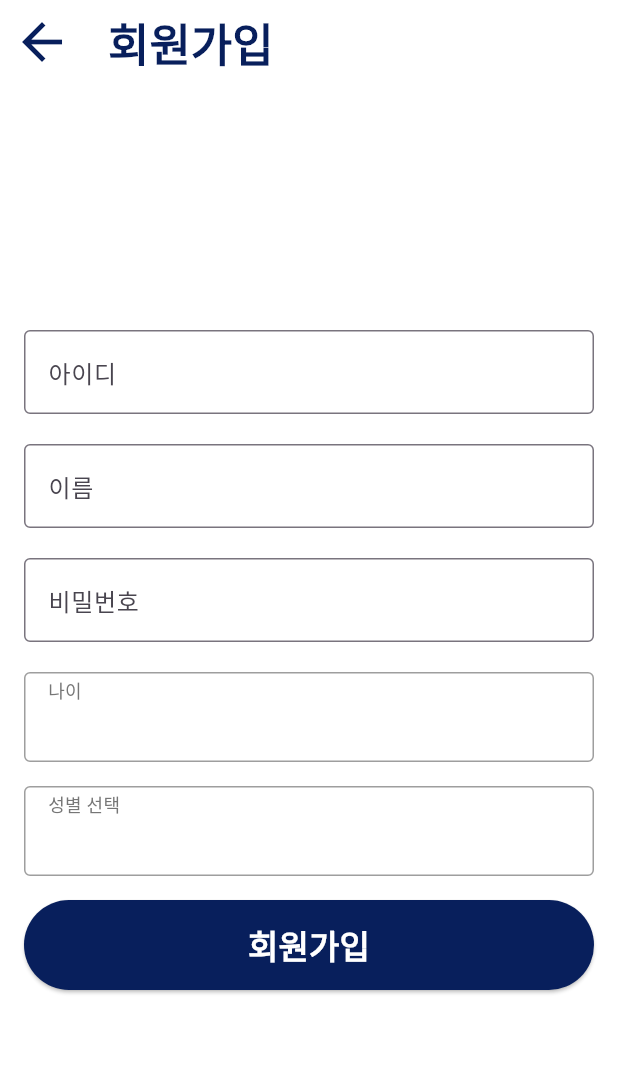
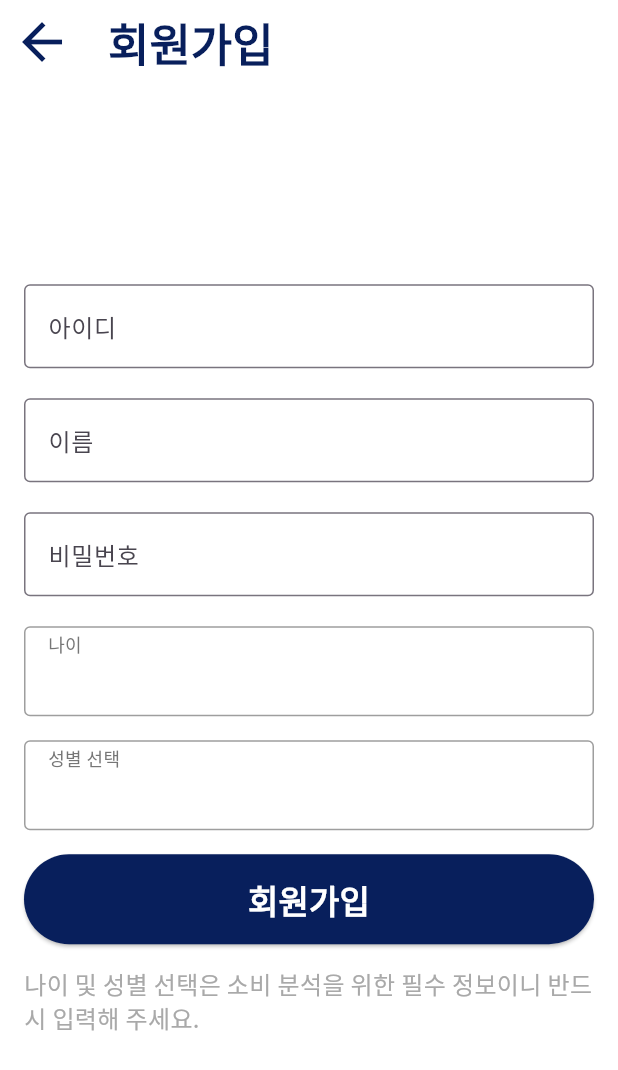
Before and after one commit to UNTOC-CAMP-2024-2/Upmoney_Frontend, a Flutter app: the SignUpPage screen opened directly, on a phone screen of 412 x 824 dp. Shown: the top 1070 px of the screen. Run offline on Flutter 3.47's test engine with Material 3 defaults, Android fonts, the phone set to English and light mode, and no system bars; our stand-ins replace shared_preferences, table_calendar, webview_flutter; accounts and stored records are empty; network calls fail.

Commit message:
회원가입 마이페이지 수정

```diff
--- a/lib/pages/my.dart
+++ b/lib/pages/my.dart
@@ -324,7 +324,7 @@ void initState() {
             child: Stack(
               children: [
                 Positioned(
-                  right: 0,
+                  right: 10,
                   top: 120.0,
                   child: Container(
                     width: 300.0, // 텍스트 영역 크기 조정
--- a/lib/pages/signup.dart
+++ b/lib/pages/signup.dart
@@ -356,6 +356,14 @@ class _SignUpPageState extends State<SignUpPage> {
                     ),
                   ),
                 ),
+                const SizedBox(height: 15),
+                const Text(
+                  "나이 및 성별 선택은 소비 분석을 위한 필수 정보이니 반드시 입력해 주세요.",
+                  style: TextStyle(
+                    fontSize: 16,
+                    color: Color.fromARGB(255, 169, 169, 169),
+                  ),
+                ),
               ],
             ),
           ),
```
Also changed, not shown: pubspec.lock.
